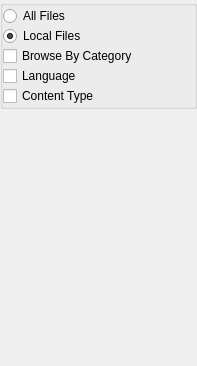
kiwix/kiwix-desktop, file src/contentmanagerside.ui: the form before one commit.
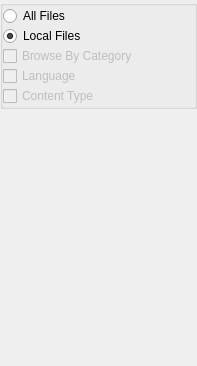
The form after the commit.

Commit message: Disable contentManager button we do not handle.

What changed in the file:
```diff
--- a/src/contentmanagerside.ui
+++ b/src/contentmanagerside.ui
@@ -13,9 +13,6 @@
   <property name="windowTitle">
    <string>Form</string>
   </property>
-  <property name="autoFillBackground">
-   <bool>false</bool>
-  </property>
   <layout class="QVBoxLayout" name="verticalLayout">
    <property name="spacing">
     <number>0</number>
@@ -75,6 +72,9 @@
       </item>
       <item>
        <widget class="QCheckBox" name="categoryButton">
+        <property name="enabled">
+         <bool>false</bool>
+        </property>
         <property name="text">
          <string>Browse By Category</string>
         </property>
@@ -82,6 +82,9 @@
       </item>
       <item>
        <widget class="QCheckBox" name="languageButton">
+        <property name="enabled">
+         <bool>false</bool>
+        </property>
         <property name="text">
          <string>Language</string>
         </property>
@@ -89,6 +92,9 @@
       </item>
       <item>
        <widget class="QCheckBox" name="contentTypeButton">
+        <property name="enabled">
+         <bool>false</bool>
+        </property>
         <property name="text">
          <string>Content Type</string>
         </property>
```
